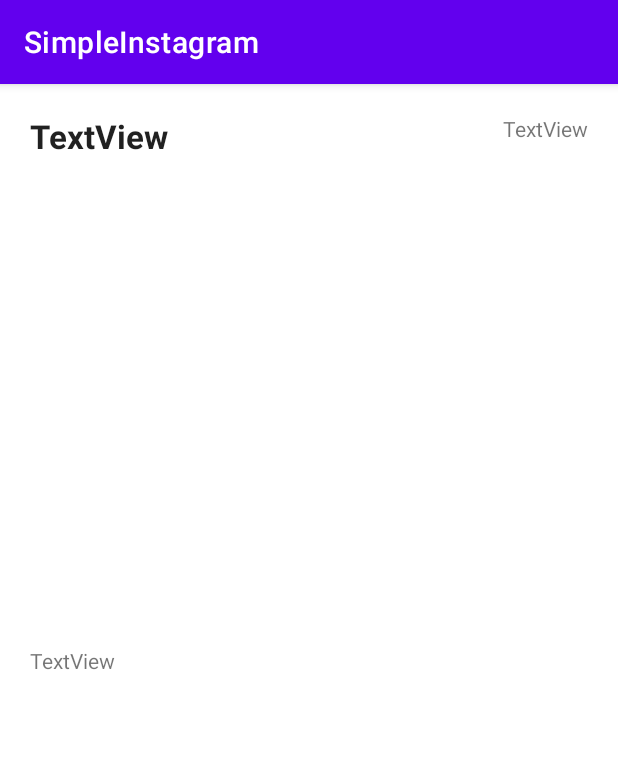
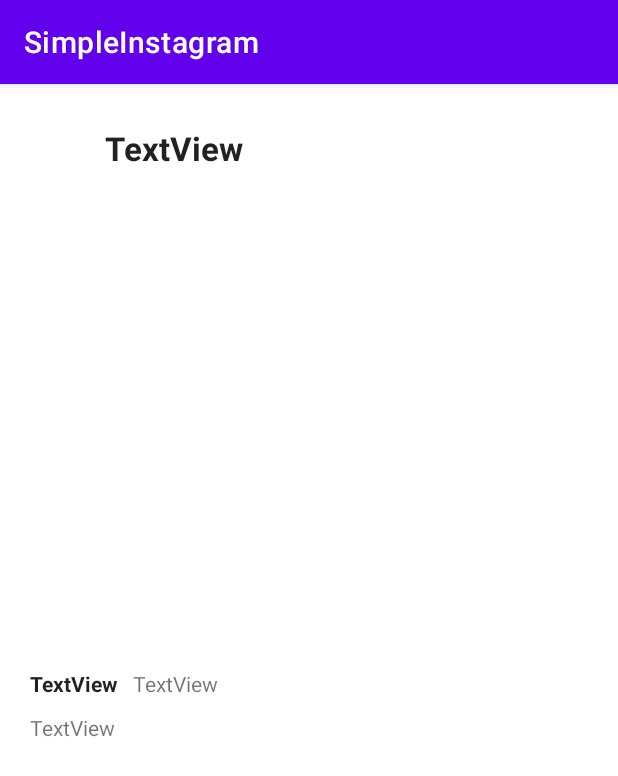
Before and after one commit to janelle-cheung/SimpleInstagram, an Android app: the PostDetailsActivity screen opened directly, with no data from a screen before it, on a phone screen of 412 x 824 dp. Shown: the top 776 px of the screen. Run offline under Robolectric (Android 15) with nearby library versions, the phone set to English and light mode, and no system bars; libraries missing offline, so code that uses them is left out: com.parse, org.parceler; pictures from the network do not load; 10 statements that could not run were skipped.

Commit message:
More visual tweaks

```diff
--- a/app/src/main/java/com/example/simpleinstagram/adapters/PostsAdapter.java
+++ b/app/src/main/java/com/example/simpleinstagram/adapters/PostsAdapter.java
@@ -63,6 +63,7 @@ public class PostsAdapter extends RecyclerView.Adapter<PostsAdapter.ViewHolder>
         private TextView tvDescription;
         private OnPostListener onPostListener;
         private TextView tvUsername2;
+        private TextView tvTimeAgo;
 
         public ViewHolder(@NonNull View itemView, OnPostListener onPostListener) {
             super(itemView);
@@ -71,6 +72,7 @@ public class PostsAdapter extends RecyclerView.Adapter<PostsAdapter.ViewHolder>
             ivImage = itemView.findViewById(R.id.ivImage);
             tvDescription = itemView.findViewById(R.id.tvDescription);
             tvUsername2  = itemView.findViewById(R.id.tvUsername2);
+            tvTimeAgo = itemView.findViewById(R.id.tvTimeAgo);
             this.onPostListener = onPostListener;
             itemView.setOnClickListener(this);
         }
@@ -91,6 +93,7 @@ public class PostsAdapter extends RecyclerView.Adapter<PostsAdapter.ViewHolder>
             if (image != null) {
                 Glide.with(context).load(image.getUrl()).into(ivImage);
             }
+            tvTimeAgo.setText(String.format("%s ago", Post.calculateTimeAgo(post.getCreatedAt())));
         }
 
         @Override
--- a/app/src/main/res/layout/activity_post_details.xml
+++ b/app/src/main/res/layout/activity_post_details.xml
@@ -7,11 +7,33 @@
     android:padding="20dp">
 
     <TextView
+        android:id="@+id/tvUsername2"
+        android:layout_width="wrap_content"
+        android:layout_height="wrap_content"
+        android:layout_below="@+id/ivImage"
+        android:layout_alignParentStart="true"
+        android:layout_marginTop="20dp"
+        android:text="TextView"
+        android:textAppearance="@style/TextAppearance.AppCompat.Large"
+        android:textSize="14sp"
+        android:textStyle="bold" />
+
+    <ImageView
+        android:id="@+id/ivProfileImage"
+        android:layout_width="40dp"
+        android:layout_height="40dp"
+        android:layout_alignParentStart="true"
+        android:layout_alignParentTop="true"
+        tools:srcCompat="@tools:sample/avatars" />
+
+    <TextView
         android:id="@+id/tvUsername"
         android:layout_width="wrap_content"
         android:layout_height="wrap_content"
-        android:layout_alignParentStart="true"
         android:layout_alignParentTop="true"
+        android:layout_marginStart="10dp"
+        android:layout_marginTop="8dp"
+        android:layout_toEndOf="@+id/ivProfileImage"
         android:text="TextView"
         android:textAppearance="@style/TextAppearance.AppCompat.Large"
         android:textStyle="bold" />
@@ -20,28 +42,29 @@
         android:id="@+id/ivImage"
         android:layout_width="match_parent"
         android:layout_height="300dp"
-        android:layout_below="@+id/tvUsername"
+        android:layout_below="@+id/ivProfileImage"
         android:layout_alignParentStart="true"
         android:layout_centerHorizontal="true"
-        android:layout_marginTop="5dp"
+        android:layout_marginTop="10dp"
         android:scaleType="centerCrop"
         tools:srcCompat="@tools:sample/avatars" />
 
     <TextView
         android:id="@+id/tvDescription"
-        android:layout_width="match_parent"
+        android:layout_width="284dp"
         android:layout_height="wrap_content"
         android:layout_below="@+id/ivImage"
-        android:layout_alignParentStart="true"
-        android:layout_centerHorizontal="true"
+        android:layout_marginStart="10dp"
         android:layout_marginTop="20dp"
+        android:layout_toEndOf="@+id/tvUsername2"
         android:text="TextView" />
 
     <TextView
         android:id="@+id/tvCreatedAt"
         android:layout_width="wrap_content"
         android:layout_height="wrap_content"
-        android:layout_alignParentTop="true"
-        android:layout_alignParentEnd="true"
+        android:layout_below="@+id/tvDescription"
+        android:layout_alignParentStart="true"
+        android:layout_marginTop="10dp"
         android:text="TextView" />
 </RelativeLayout>
```
Also changed, not shown: app/src/main/java/com/example/simpleinstagram/activities/PostDetailsActivity.java (+12 -2 lines), app/src/main/res/layout/item_post.xml (+10 -0 lines).
